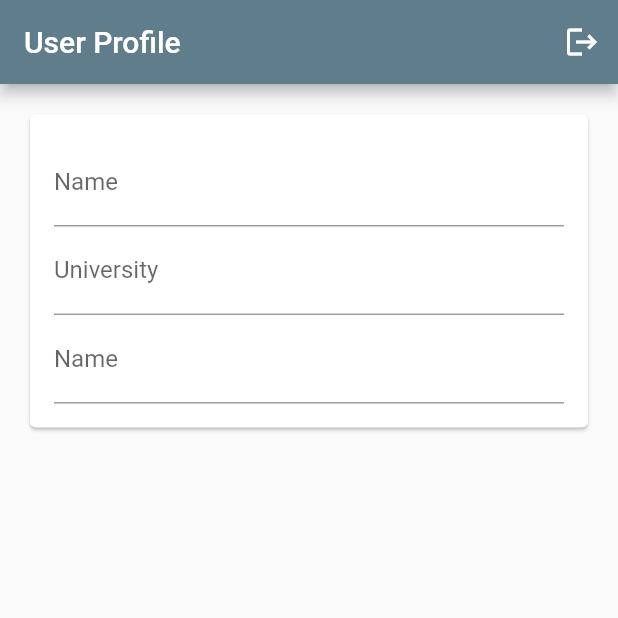
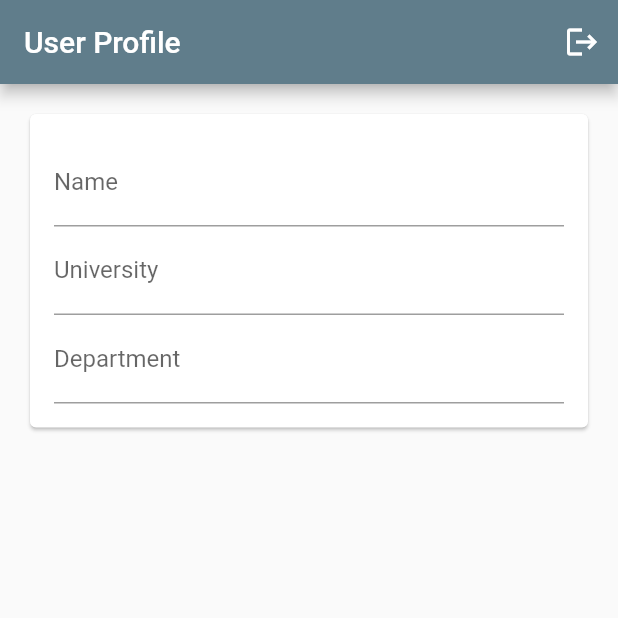
Before and after one commit to silverback-robot/lastpage-android, a Flutter app: the CreateProfile screen opened directly, on a phone screen of 412 x 824 dp, the top half of it. Run offline on Flutter 3.47's test engine with Material 2 defaults, Android fonts, the light colour scheme and no system bars; our stand-ins replace cloud_firestore, firebase_auth, firebase_core; accounts and stored records are empty.

Commit message:
FutureBuilder to fetch list of universities from db for User Profile setup

```diff
--- a/lib/models/university_info.dart
+++ b/lib/models/university_info.dart
@@ -7,7 +7,8 @@ class UniversityInfo {
   int postcode;
   String website;
   String? syllabusVersion;
-  List<String> departments;
+  List<dynamic>
+      departments; //TODO: Convert List<dynamic> to List<String> (maybe a getter??)
   String? customField1;
   String? customField2;
   String? customField3;
--- a/lib/models/user_profile.dart
+++ b/lib/models/user_profile.dart
@@ -43,15 +43,17 @@ class UserProfile {
         'avatar': avatar,
       };
 
+  static final FirebaseAuth _fa = FirebaseAuth.instance;
+
   static Future<bool> profileExists() async {
-    var _uid = FirebaseAuth.instance.currentUser!.uid;
+    var _uid = _fa.currentUser!.uid;
     var _profileRef = FirebaseFirestore.instance.collection('users').doc(_uid);
     var _profile = await _profileRef.get();
     return _profile.exists;
   }
 
   static Future<UserProfile> fetchProfile() async {
-    var _uid = FirebaseAuth.instance.currentUser!.uid;
+    var _uid = _fa.currentUser!.uid;
     var _profileRef = FirebaseFirestore.instance.collection('users').doc(_uid);
     var _profile = await _profileRef.get();
     return UserProfile.fromJson(_profile.data()!);
--- a/lib/screens/create_profile.dart
+++ b/lib/screens/create_profile.dart
@@ -3,6 +3,7 @@ import 'package:flutter/material.dart';
 import 'package:firebase_auth/firebase_auth.dart';
 
 import '../models/user_profile.dart';
+import '../models/university_info.dart';
 
 class CreateProfile extends StatelessWidget {
   CreateProfile({Key? key}) : super(key: key);
@@ -13,6 +14,19 @@ class CreateProfile extends StatelessWidget {
     department: "EEE",
     avatar: "No Avatar",
   );
+
+  Future<List<DropdownMenuItem<String>>> _populateUnivsDropDown() async {
+    var allUnivs = await UniversityInfo.fetchAllUnivs();
+    var dropDownItems = allUnivs
+        .map(
+          (e) => DropdownMenuItem(
+            child: Text(e.univName),
+            value: e.univName,
+          ),
+        )
+        .toList();
+    return dropDownItems;
+  }
 
   @override
   Widget build(BuildContext context) {
@@ -28,7 +42,11 @@ class CreateProfile extends StatelessWidget {
           ),
         ],
       ),
-      body: Card(
+      body: FutureBuilder(
+          future: _populateUnivsDropDown(),
+          builder: (context, dropDownItems) {
+            return dropDownItems.hasData
+                ? Card(
                     margin: const EdgeInsets.all(20),
                     child: SingleChildScrollView(
                       child: Padding(
@@ -67,7 +85,7 @@ class CreateProfile extends StatelessWidget {
                               TextFormField(
                                 key: const ValueKey("department"),
                                 decoration: const InputDecoration(
-                      labelText: "Name",
+                                  labelText: "Department",
                                 ),
                                 keyboardType: TextInputType.name,
                                 // onSaved: (value) {
@@ -79,7 +97,11 @@ class CreateProfile extends StatelessWidget {
                         ),
                       ),
                     ),
-      ),
+                  )
+                : const Center(
+                    child: CircularProgressIndicator(),
+                  );
+          }),
     );
   }
 }
```
Lines whose indentation alone changed are shown as unchanged.
